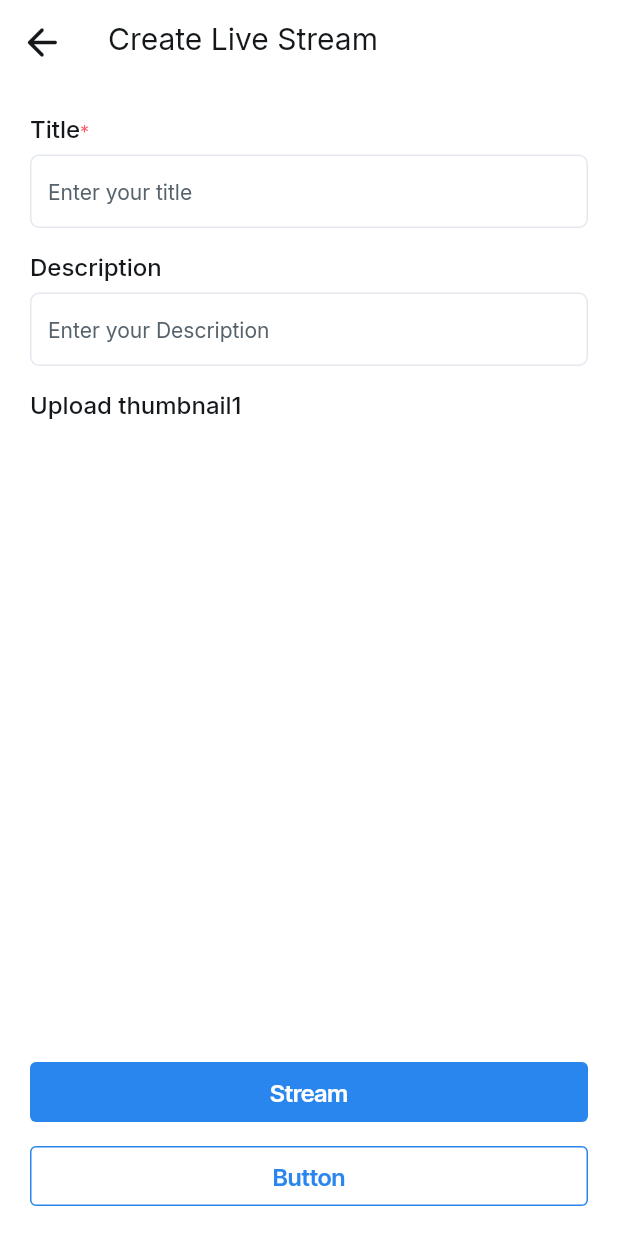
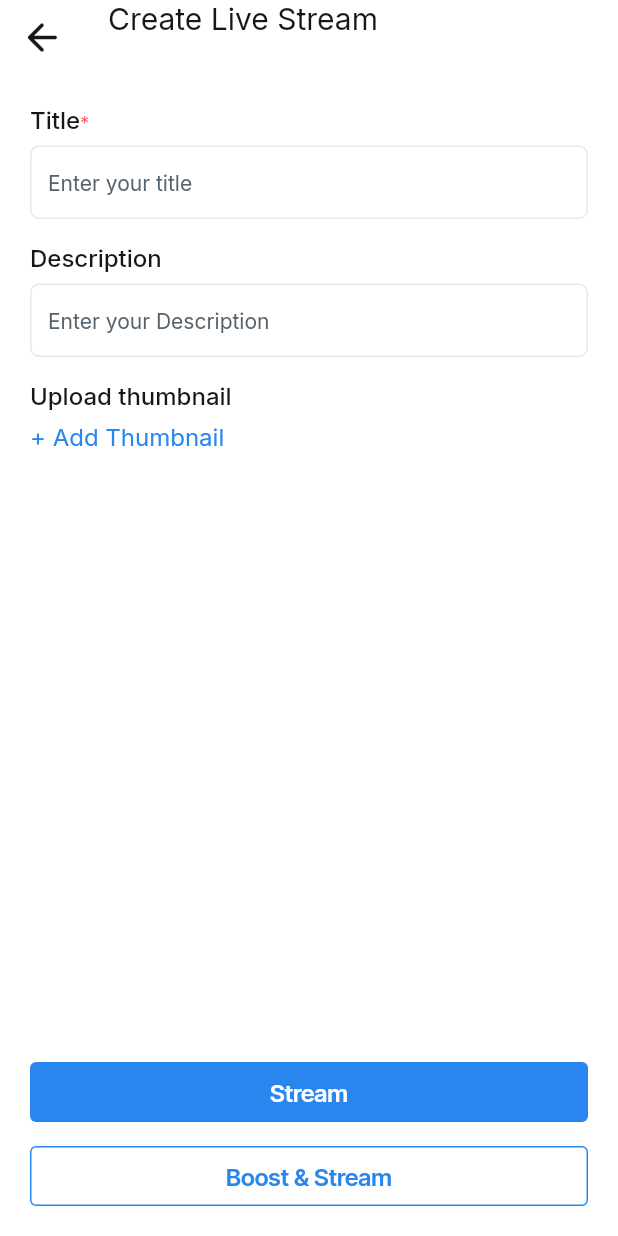
Before and after one commit to hemant935/Chattered_App, a Flutter app: the screen it shows after launch, on a phone screen of 412 x 824 dp. Run offline on Flutter 3.47's test engine with Material 3 defaults, Android fonts, the phone set to English and light mode, and no system bars; drawn by our look-alikes of auto_size_text; our stand-ins replace flutter_svg, font_awesome_flutter, from_css_color, go_router, google_fonts, page_transition and 3 more; missing offline and left inert: json_path, rtmp_broadcaster.

Commit message:
Updating to latest FlutterFlow output.

```diff
--- a/lib/flutter_flow/nav/nav.dart
+++ b/lib/flutter_flow/nav/nav.dart
@@ -58,6 +58,11 @@ GoRouter createRouter(AppStateNotifier appStateNotifier) => GoRouter(
           name: 'streaming_page',
           path: '/streamingPage',
           builder: (context, params) => const StreamingPageWidget(),
+        ),
+        FFRoute(
+          name: 'start_live_stream',
+          path: '/startLiveStream',
+          builder: (context, params) => const StartLiveStreamWidget(),
         )
       ].map((r) => r.toRoute(appStateNotifier)).toList(),
     );
--- a/lib/index.dart
+++ b/lib/index.dart
@@ -4,3 +4,5 @@ export '/pages/login_page/login_page_widget.dart' show LoginPageWidget;
 export '/pages/landing_page/landing_page_widget.dart' show LandingPageWidget;
 export '/pages/streaming_page/streaming_page_widget.dart'
     show StreamingPageWidget;
+export '/pages/start_live_stream/start_live_stream_widget.dart'
+    show StartLiveStreamWidget;
--- a/lib/pages/create_stream/create_stream_widget.dart
+++ b/lib/pages/create_stream/create_stream_widget.dart
@@ -47,14 +47,16 @@ class _CreateStreamWidgetState extends State<CreateStreamWidget> {
       child: Scaffold(
         key: scaffoldKey,
         backgroundColor: FlutterFlowTheme.of(context).secondaryBackground,
-        appBar: AppBar(
+        appBar: PreferredSize(
+          preferredSize: const Size.fromHeight(50.0),
+          child: AppBar(
             backgroundColor: Colors.white,
             automaticallyImplyLeading: false,
             leading: FlutterFlowIconButton(
               borderColor: Colors.transparent,
               borderRadius: 30.0,
               borderWidth: 1.0,
-            buttonSize: 40.0,
+              buttonSize: double.infinity,
               icon: Icon(
                 Icons.arrow_back_rounded,
                 color: FlutterFlowTheme.of(context).primaryText,
@@ -64,24 +66,19 @@ class _CreateStreamWidgetState extends State<CreateStreamWidget> {
                 context.pop();
               },
             ),
-          title: Align(
-            alignment: const AlignmentDirectional(-1.0, 0.0),
-            child: Padding(
-              padding: const EdgeInsetsDirectional.fromSTEB(0.0, 20.0, 0.0, 0.0),
-              child: Text(
+            title: Text(
               'Create Live Stream\n',
-                textAlign: TextAlign.start,
+              textAlign: TextAlign.end,
               style: FlutterFlowTheme.of(context).bodyMedium.override(
                     fontFamily: 'Inter',
                     fontSize: 20.0,
                     letterSpacing: 0.0,
                   ),
             ),
-            ),
-          ),
             actions: const [],
             centerTitle: false,
             elevation: 0.0,
+          ),
         ),
         body: SafeArea(
           top: true,
@@ -329,13 +326,26 @@ class _CreateStreamWidgetState extends State<CreateStreamWidget> {
                       padding:
                           const EdgeInsetsDirectional.fromSTEB(0.0, 16.0, 0.0, 0.0),
                       child: Text(
-                        'Upload thumbnail1',
+                        'Upload thumbnail',
                         style: FlutterFlowTheme.of(context).bodyMedium.override(
                               fontFamily: 'Inter',
                               color: FlutterFlowTheme.of(context).primaryText,
                               fontSize: 16.0,
                               letterSpacing: 0.0,
                               fontWeight: FontWeight.w500,
+                            ),
+                      ),
+                    ),
+                    Padding(
+                      padding:
+                          const EdgeInsetsDirectional.fromSTEB(0.0, 8.0, 0.0, 0.0),
+                      child: Text(
+                        '+ Add Thumbnail',
+                        style: FlutterFlowTheme.of(context).bodyMedium.override(
+                              fontFamily: 'Inter',
+                              color: const Color(0xFF2986EE),
+                              fontSize: 16.0,
+                              letterSpacing: 0.0,
                             ),
                       ),
                     ),
@@ -376,7 +386,7 @@ class _CreateStreamWidgetState extends State<CreateStreamWidget> {
                           onPressed: () {
                             print('Button pressed ...');
                           },
-                          text: 'Button',
+                          text: 'Boost & Stream',
                           options: FFButtonOptions(
                             width: double.infinity,
                             height: 40.0,
```
Also changed, not shown: lib/pages/start_live_stream/start_live_stream_model.dart (added, +11 -0 lines), lib/pages/start_live_stream/start_live_stream_widget.dart (added, +114 -0 lines). Lines whose indentation alone changed are shown as unchanged.
